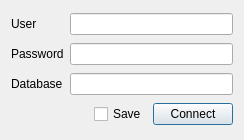
Above: dialog/login.ui from YtxErp/YTX before the change. Below: the same form after it.
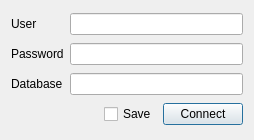
That is the form after the change.

What changed in the file:
```diff
--- a/dialog/login.ui
+++ b/dialog/login.ui
@@ -6,7 +6,7 @@
    <rect>
     <x>0</x>
     <y>0</y>
-    <width>244</width>
+    <width>254</width>
     <height>140</height>
    </rect>
   </property>
```
Left out of the diff: 2 changed lines with no effect on the pictures.
